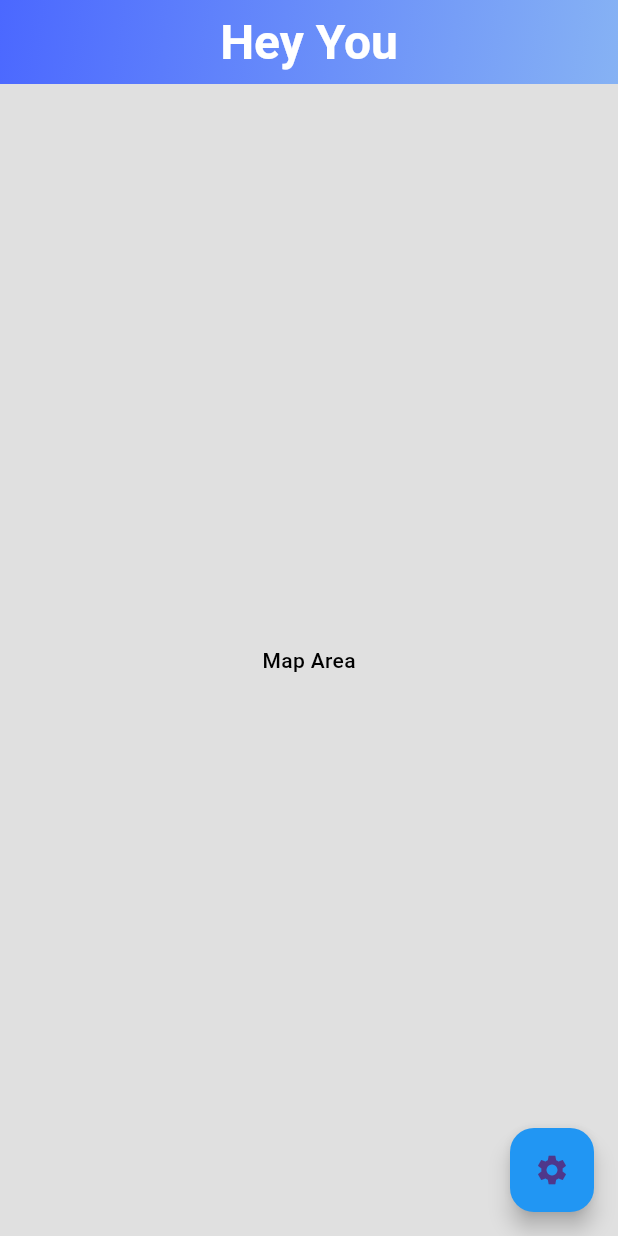
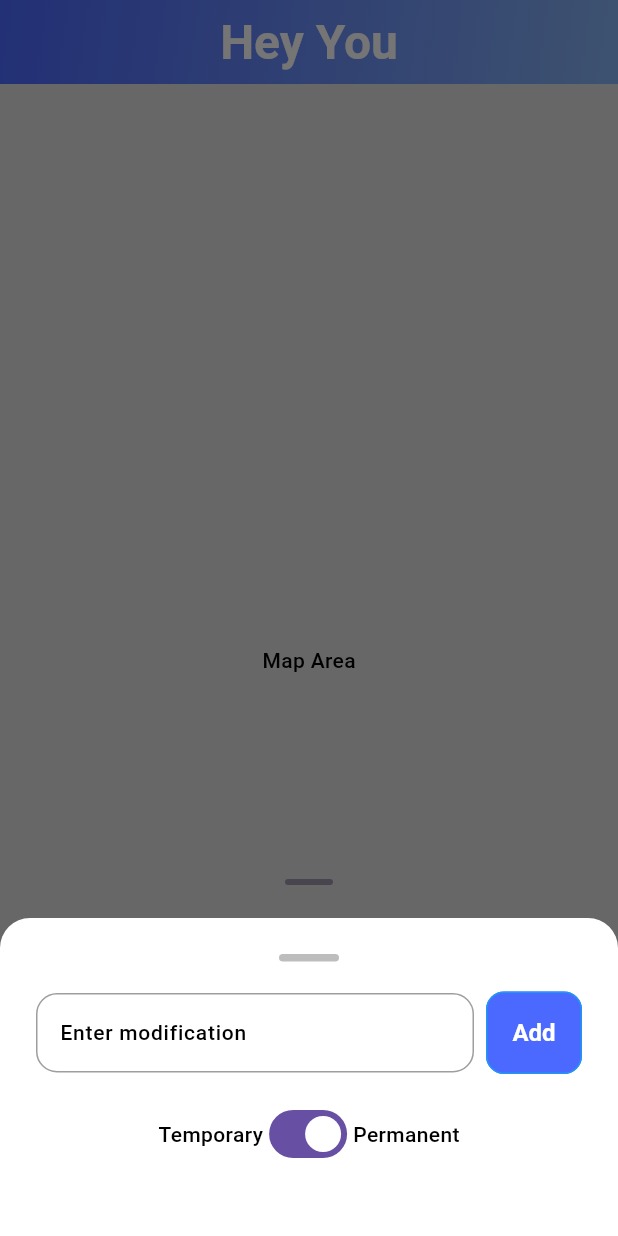
Before and after one commit to LucasKniska/Hey-You, a Flutter app: the MapPage screen opened directly, after a tap on the "settings" icon, on a phone screen of 412 x 824 dp. Run offline on Flutter 3.47's test engine with Material 3 defaults, Android fonts, the phone set to English and light mode, and no system bars; our stand-ins replace cloud_firestore, connectivity_plus, firebase_auth, firebase_core, flutter_native_splash, get and 2 more; accounts and stored records are empty.

Commit message:
Modifications from Map Page Working

```diff
--- a/lib/Common/navigation_menu.dart
+++ b/lib/Common/navigation_menu.dart
@@ -6,6 +6,7 @@ import 'package:hey_you/utils/constants/sizes.dart';
 import 'package:iconsax_flutter/iconsax_flutter.dart';
 
 import '../Features/EditProfile/ProfilePage.dart';
+import '../Features/Match/MapPage.dart';
 import '../Features/ViewConnections/ContactsPage.dart';
 import '../utils/constants/colors.dart';
 
@@ -64,5 +65,5 @@ class NavigationMenu extends StatelessWidget {
 class NavigationController extends GetxController{
   final Rx<int> selectedIndex = 0.obs;
 
-  final screens = [ContactsPage(), Container(color: Colors.purple), ProfilePage()];
+  final screens = [ContactsPage(), MapPage(), ProfilePage()];
 }
--- /dev/null
+++ b/lib/Data/TemporaryModifications.dart
@@ -0,0 +1,23 @@
+
+
+class TemporaryModification {
+
+  TemporaryModification({required this.start, required this.modification});
+
+  TemporaryModification.fromJson(Map<String, dynamic> json) :
+    this.start = DateTime.parse(json['start']),
+    this.modification = json['modification'];
+
+
+  final DateTime start;
+  final String modification;
+
+
+  Map<String, String> toJson() {
+    return {
+      'start': start.toIso8601String(),
+      'modification': modification
+    };
+  }
+
+}
--- a/lib/Data/UserModel.dart
+++ b/lib/Data/UserModel.dart
@@ -1,4 +1,6 @@
 
+
+import 'package:hey_you/Data/TemporaryModifications.dart';
 
 import 'PreviousMatch.dart';
 
@@ -32,7 +34,7 @@ class UserModel {
         biography = json['Biography'] as String,
         quizAnswers = (json['QuizAnswers'] as List).map((e) => e as int).toList(),
         temporaryModifications = (json['TemporaryModifications'] as List)
-            .map((e) => Map<String, Object>.from(e as Map))
+            .map((e) => new TemporaryModification.fromJson(e))
             .toList(),
         permanentModifications = (json['PermanentModifications'] as List).map((e) => e as String).toList(),
         location = Map<String, dynamic>.from(json['Location'] as Map),
@@ -50,7 +52,7 @@ class UserModel {
   String biography;
   List<int> quizAnswers;
 
-  List<Map<String, Object>> temporaryModifications; // Need to know modification and time it was created
+  List<TemporaryModification> temporaryModifications; // Need to know modification and time it was created
 
   List<String> permanentModifications;
   Map<String, dynamic> location;
@@ -70,7 +72,7 @@ class UserModel {
       'Email': email,
       'Biography': biography,
       'QuizAnswers': quizAnswers,
-      'TemporaryModifications': temporaryModifications,
+      'TemporaryModifications': temporaryModifications.map((e) => e.toJson()),
       'PermanentModifications': permanentModifications,
       'Location': location,
       'CurrentMatch': currentMatch,
--- a/lib/Features/EditProfile/ProfilePage.dart
+++ b/lib/Features/EditProfile/ProfilePage.dart
@@ -109,7 +109,7 @@ class _ProfilePageState extends State<ProfilePage> {
               Wrap(
                 spacing: 8,
                 runSpacing: 8,
-                children: currentUser.temporaryModifications.map((e) => _buildChip(e['modification'].toString(), isPermanent: false, controller: controller)).toList()
+                children: currentUser.temporaryModifications.map((e) => _buildChip(e.modification, isPermanent: false, controller: controller)).toList()
               ),
 
 
--- a/lib/Features/EditProfile/profile_controller.dart
+++ b/lib/Features/EditProfile/profile_controller.dart
@@ -19,7 +19,7 @@ class ProfileController extends GetxController{
   void onInit() {
     // Set biography value
     try{
-      biography.text = currentUser.biography!;
+      biography.text = currentUser.biography;
     } catch (e) {
       biography.text = '';
     }
@@ -35,9 +35,9 @@ class ProfileController extends GetxController{
 
   void deleteModification({required String description, required bool permanent}){
     if(permanent){
-      currentUser.permanentModifications!.remove(description);
+      currentUser.permanentModifications.remove(description);
     } else {
-      currentUser.temporaryModifications!.removeWhere((e) => e['modifications'] == description);
+      currentUser.temporaryModifications.removeWhere((e) => e.modification == description);
     }
   }
 
--- /dev/null
+++ b/lib/Features/Match/BottomSheet.dart
@@ -0,0 +1,156 @@
+import 'package:flutter/material.dart';
+import 'package:hey_you/Common/styles/spacing_styles.dart';
+import 'package:hey_you/Data/TemporaryModifications.dart';
+import 'package:hey_you/Data/repositories/user/user_repository.dart';
+import 'package:hey_you/utils/constants/sizes.dart';
+
+class ModificationBottomSheet extends StatefulWidget {
+  const ModificationBottomSheet({super.key});
+
+  @override
+  _ModificationBottomSheetState createState() => _ModificationBottomSheetState();
+}
+
+class _ModificationBottomSheetState extends State<ModificationBottomSheet> {
+  final TextEditingController _controller = TextEditingController();
+  final FocusNode _focusNode = FocusNode(); // For tracking focus
+  bool _isPermanent = true; // Toggle between Temporary and Permanent
+
+  void _addModification() {
+    String text = _controller.text.trim();
+    if (text.isNotEmpty) {
+      setState(() {
+        if (!_isPermanent) {
+          currentUser.temporaryModifications.add(TemporaryModification(start: DateTime.now(), modification: text));
+        } else {
+          currentUser.permanentModifications.add(text);
+        }
+        _controller.clear();
+      });
+    }
+  }
+
+  void _removeModification(String text, bool isTemporary) {
+    setState(() {
+      if (isTemporary) {
+        currentUser.temporaryModifications.removeWhere((mod) => mod.modification==text);
+      } else {
+        currentUser.permanentModifications.remove(text);
+      }
+    });
+  }
+
+  @override
+  void dispose() {
+    _controller.dispose();
+    _focusNode.dispose(); // Important: clean up
+    super.dispose();
+  }
+
+  @override
+  Widget build(BuildContext context) {
+    return Container(
+      padding: TSpacingStyle.normalPadding,
+      decoration: const BoxDecoration(
+        color: Colors.white,
+        borderRadius: BorderRadius.vertical(top: Radius.circular(20)),
+      ),
+      child: SingleChildScrollView(
+        child: Column(
+          mainAxisSize: MainAxisSize.min,
+          children: [
+            Container(
+              width: 40,
+              height: 5,
+              decoration: BoxDecoration(
+                color: Colors.grey[400],
+                borderRadius: BorderRadius.circular(10),
+              ),
+            ),
+            const SizedBox(height: 20),
+            Row(
+              children: [
+                Expanded(
+                  child: TextField(
+                    controller: _controller,
+                    focusNode: _focusNode,
+                    maxLength: 50, // Set maximum characters
+                    buildCounter: (BuildContext context, {int? currentLength, int? maxLength, bool? isFocused}) {
+                      if (isFocused ?? false) {
+                        return Text(
+                          '${currentLength ?? 0}/${maxLength ?? 0}',
+                          style: const TextStyle(fontSize: 12, color: Colors.grey),
+                        );
+                      } else {
+                        return null; // Hide counter when not focused
+                      }
+                    },
+                    decoration: const InputDecoration(
+                      labelText: 'Enter modification',
+                      border: OutlineInputBorder(),
+                    ),
+                  ),
+                ),
+                const SizedBox(width: 8),
+                ElevatedButton(
+                  onPressed: _addModification,
+                  child: const Text('Add'),
+                ),
+              ],
+            ),
+            const SizedBox(height: 16),
+            Row(
+              mainAxisAlignment: MainAxisAlignment.center,
+              children: [
+                const Text('Temporary'),
+                Switch(
+                  value: _isPermanent,
+                  onChanged: (val) {
+                    setState(() {
+                      _isPermanent = val;
+                    });
+                  },
+                ),
+                const Text('Permanent'),
+              ],
+            ),
+            const SizedBox(height: 20),
+            if (currentUser.temporaryModifications.isNotEmpty) ...[
+              const Text(
+                'Temporary Modifications',
+                style: TextStyle(fontWeight: FontWeight.bold),
+              ),
+              Wrap(
+                spacing: 8,
+                children: currentUser.temporaryModifications.map((mod) {
+                  return Chip(
+                    label: Text(mod.modification),
+                    deleteIcon: const Icon(Icons.close),
+                    onDeleted: () => _removeModification(mod.modification, true),
+                  );
+                }).toList(),
+              ),
+              const SizedBox(height: 20),
+            ],
+            if (currentUser.permanentModifications.isNotEmpty) ...[
+              const Text(
+                'Permanent Modifications',
+                style: TextStyle(fontWeight: FontWeight.bold),
+              ),
+              Wrap(
+                spacing: 8,
+                children: currentUser.permanentModifications.map((mod) {
+                  return Chip(
+                    label: Text(mod),
+                    deleteIcon: const Icon(Icons.close),
+                    onDeleted: () => _removeModification(mod, false),
+                  );
+                }).toList(),
+              ),
+            ],
+          ],
+        ),
+      ),
+    );
+  }
+}
--- a/lib/Features/Match/MapPage.dart
+++ b/lib/Features/Match/MapPage.dart
@@ -1,55 +1,52 @@
 import 'package:flutter/material.dart';
+import 'package:get/get.dart';
 import 'package:hey_you/Common/topbar.dart';
+import 'package:hey_you/Data/repositories/user/user_repository.dart';
+import 'BottomSheet.dart';
 
 class MapPage extends StatefulWidget {
   const MapPage({super.key});
 
   @override
-  State<MapPage> createState() => _MapPage();
+  State<MapPage> createState() => _MapPageState();
 }
 
-class _MapPage extends State<MapPage> {
+class _MapPageState extends State<MapPage> {
+
+
+  Future<void> _openModificationSheet() async {
+    await showModalBottomSheet(
+      context: context,
+      isScrollControlled: true,
+      backgroundColor: Colors.transparent,
+      builder: (context) {
+        return Padding(
+          padding: EdgeInsets.only(
+            bottom: MediaQuery.of(context).viewInsets.bottom, // fixes keyboard overlap
+          ),
+          child: const ModificationBottomSheet(), // No need to change your widget
+        );
+      },
+    );
+    Get.put(UserRepository());
+    UserRepository.instance.saveUserRecord(currentUser);
+  }
 
   @override
   Widget build(BuildContext context) {
     return Scaffold(
-      appBar: TopBar(),
-      body: Center(
-
-        child: Stack(
-          children: [
-            Column(
-              mainAxisAlignment: MainAxisAlignment.center,
-              children: <Widget>[
-
-                Expanded(
-                    child: Container(
-                        height: 1000,
-                        color: Colors.black12,
-                        alignment: Alignment.center,
-                        child: Text(
-                            "Map Area"
-                        )
-                    )
-                )
-
-              ],
-            ),
-            Positioned(
-              right: 16, // Position FAB to the right
-              bottom: 16, // Position FAB to the bottom
-              child: FloatingActionButton(
-                onPressed: () {
-                  // Action when FAB is pressed
-                },
-                backgroundColor: Colors.blue,
-                child: Icon(Icons.settings),
-              ),
-            ),
-          ]
-        )
+      appBar: const TopBar(),
+      body: Container(
+        color: Colors.black12,
+        alignment: Alignment.center,
+        child: const Text("Map Area"),
       ),
-
+      floatingActionButton: FloatingActionButton(
+        onPressed: _openModificationSheet,
+        backgroundColor: Colors.blue,
+        child: const Icon(Icons.settings),
+      ),
+      floatingActionButtonLocation: FloatingActionButtonLocation.endFloat,
     );
   }
 }
--- a/lib/main.dart
+++ b/lib/main.dart
@@ -3,8 +3,6 @@ import 'package:flutter/material.dart';
 import 'package:flutter_native_splash/flutter_native_splash.dart';
 import 'package:get/get.dart';
 import 'package:get_storage/get_storage.dart';
-import 'package:hey_you/utils/constants/colors.dart';
-
 
 import 'Data/repositories/authentication/authentication_repository.dart';
 import 'app.dart';
```
Also changed, not shown: 1 other file.
